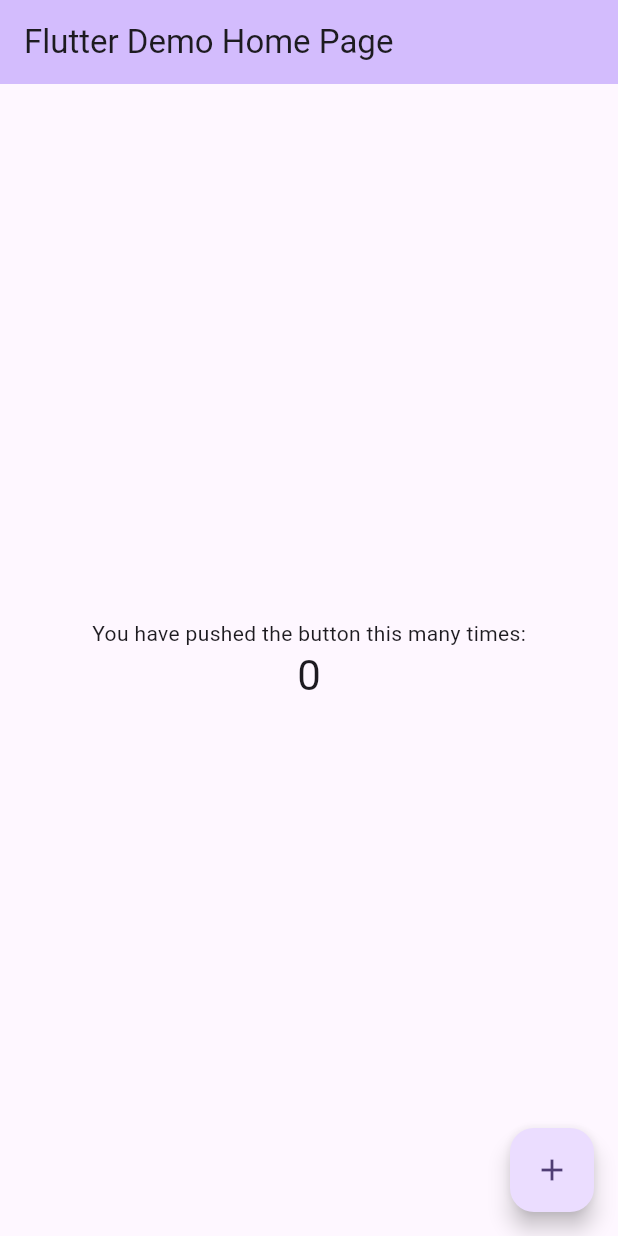
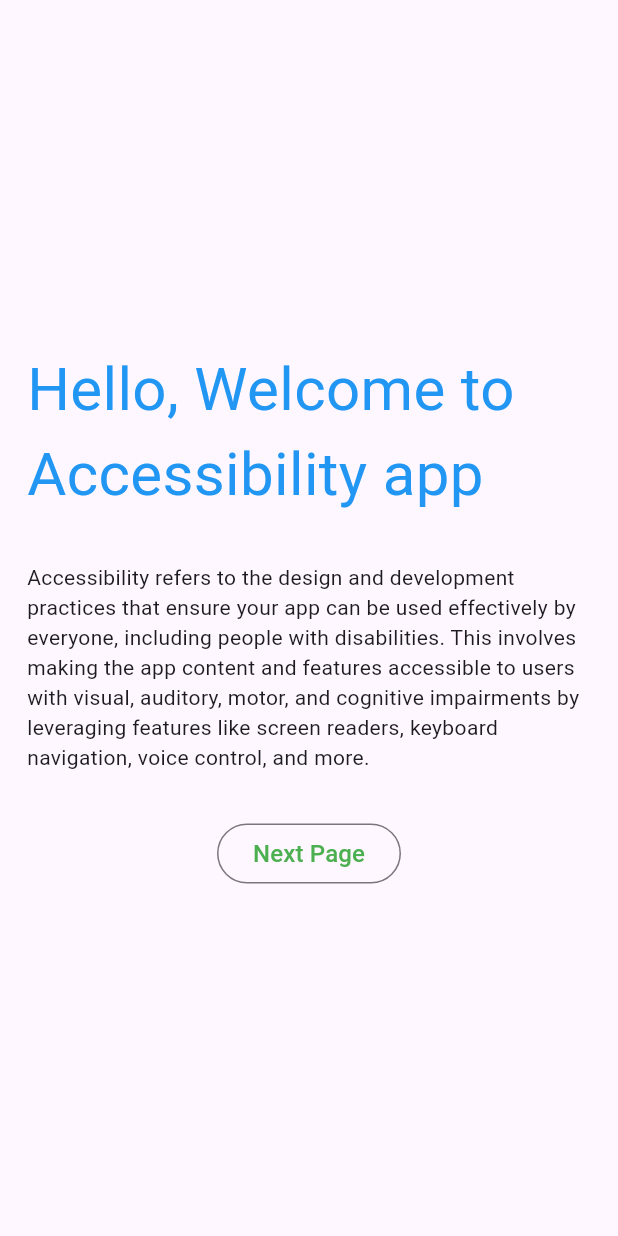
Before and after one commit to SagarAdkhale/accessibility, a Flutter app: the screen it shows after launch, on a phone screen of 412 x 824 dp. Run offline on Flutter 3.47's test engine with Material 3 defaults, Android fonts, the phone set to English and light mode, and no system bars.

Commit message:
open voiceover settings and talkback

```diff
--- /dev/null
+++ b/lib/home.dart
@@ -0,0 +1,45 @@
+import 'package:accessibility/settings.dart';
+import 'package:flutter/material.dart';
+
+class Home extends StatelessWidget {
+  const Home({super.key});
+
+
+
+  @override
+  Widget build(BuildContext context) {
+    return  Scaffold(
+      body: Center(
+        child: Padding(
+          padding: const EdgeInsets.all(18.0),
+          child: Column(
+            mainAxisSize: MainAxisSize.min,
+            children: [
+              const Text(
+                "Hello, Welcome to Accessibility app",
+                style: TextStyle(color: Colors.blue, fontSize: 40),
+              ),
+              const SizedBox(
+                height: 30,
+              ),
+              const Text(
+                'Accessibility refers to the design and development practices that ensure your app can be used effectively by everyone, including people with disabilities. This involves making the app content and features accessible to users with visual, auditory, motor, and cognitive impairments by leveraging features like screen readers, keyboard navigation, voice control, and more.',
+              ),
+              const SizedBox(
+                height: 30,
+              ),
+              OutlinedButton(onPressed: (){
+              Navigator.push(context, MaterialPageRoute(builder: (context)=> const Settings()));
+
+              }, child:
+               const Text(
+                "Next Page",
+                style: TextStyle(color: Colors.green, fontSize: 16),
+              ),)
+            ],
+          ),
+        ),
+      ),
+    );
+  }
+}
--- a/lib/main.dart
+++ b/lib/main.dart
@@ -1,3 +1,4 @@
+import 'package:accessibility/home.dart';
 import 'package:flutter/material.dart';
 
 void main() {
@@ -11,115 +12,16 @@ class MyApp extends StatelessWidget {
   @override
   Widget build(BuildContext context) {
     return MaterialApp(
+      debugShowCheckedModeBanner: false,
       title: 'Flutter Demo',
       theme: ThemeData(
-        // This is the theme of your application.
-        //
-        // TRY THIS: Try running your application with "flutter run". You'll see
-        // the application has a purple toolbar. Then, without quitting the app,
-        // try changing the seedColor in the colorScheme below to Colors.green
-        // and then invoke "hot reload" (save your changes or press the "hot
-        // reload" button in a Flutter-supported IDE, or press "r" if you used
-        // the command line to start the app).
-        //
-        // Notice that the counter didn't reset back to zero; the application
-        // state is not lost during the reload. To reset the state, use hot
-        // restart instead.
-        //
-        // This works for code too, not just values: Most code changes can be
-        // tested with just a hot reload.
+
         colorScheme: ColorScheme.fromSeed(seedColor: Colors.deepPurple),
         useMaterial3: true,
+
       ),
-      home: const MyHomePage(title: 'Flutter Demo Home Page'),
+
+      home: Scaffold (body:  Home()),
     );
   }
 }
-
-class MyHomePage extends StatefulWidget {
-  const MyHomePage({super.key, required this.title});
-
-  // This widget is the home page of your application. It is stateful, meaning
-  // that it has a State object (defined below) that contains fields that affect
-  // how it looks.
-
-  // This class is the configuration for the state. It holds the values (in this
-  // case the title) provided by the parent (in this case the App widget) and
-  // used by the build method of the State. Fields in a Widget subclass are
-  // always marked "final".
-
-  final String title;
-
-  @override
-  State<MyHomePage> createState() => _MyHomePageState();
-}
-
-class _MyHomePageState extends State<MyHomePage> {
-  int _counter = 0;
-
-  void _incrementCounter() {
-    setState(() {
-      // This call to setState tells the Flutter framework that something has
-      // changed in this State, which causes it to rerun the build method below
-      // so that the display can reflect the updated values. If we changed
-      // _counter without calling setState(), then the build method would not be
-      // called again, and so nothing would appear to happen.
-      _counter++;
-    });
-  }
-
-  @override
-  Widget build(BuildContext context) {
-    // This method is rerun every time setState is called, for instance as done
-    // by the _incrementCounter method above.
-    //
-    // The Flutter framework has been optimized to make rerunning build methods
-    // fast, so that you can just rebuild anything that needs updating rather
-    // than having to individually change instances of widgets.
-    return Scaffold(
-      appBar: AppBar(
-        // TRY THIS: Try changing the color here to a specific color (to
-        // Colors.amber, perhaps?) and trigger a hot reload to see the AppBar
-        // change color while the other colors stay the same.
-        backgroundColor: Theme.of(context).colorScheme.inversePrimary,
-        // Here we take the value from the MyHomePage object that was created by
-        // the App.build method, and use it to set our appbar title.
-        title: Text(widget.title),
-      ),
-      body: Center(
-        // Center is a layout widget. It takes a single child and positions it
-        // in the middle of the parent.
-        child: Column(
-          // Column is also a layout widget. It takes a list of children and
-          // arranges them vertically. By default, it sizes itself to fit its
-          // children horizontally, and tries to be as tall as its parent.
-          //
-          // Column has various properties to control how it sizes itself and
-          // how it positions its children. Here we use mainAxisAlignment to
-          // center the children vertically; the main axis here is the vertical
-          // axis because Columns are vertical (the cross axis would be
-          // horizontal).
-          //
-          // TRY THIS: Invoke "debug painting" (choose the "Toggle Debug Paint"
-          // action in the IDE, or press "p" in the console), to see the
-          // wireframe for each widget.
-          mainAxisAlignment: MainAxisAlignment.center,
-          children: <Widget>[
-            const Text(
-              'You have pushed the button this many times:',
-            ),
-            Text(
-              '$_counter',
-              style: Theme.of(context).textTheme.headlineMedium,
-            ),
-          ],
-        ),
-      ),
-      floatingActionButton: FloatingActionButton(
-        onPressed: _incrementCounter,
-        tooltip: 'Increment',
-        child: const Icon(Icons.add),
-      ), // This trailing comma makes auto-formatting nicer for build methods.
-    );
-  }
-}
--- a/pubspec.yaml
+++ b/pubspec.yaml
@@ -35,6 +35,7 @@ dependencies:
   # The following adds the Cupertino Icons font to your application.
   # Use with the CupertinoIcons class for iOS style icons.
   cupertino_icons: ^1.0.6
+  url_launcher: ^6.3.0
 
 dev_dependencies:
   flutter_test:
@@ -45,7 +46,7 @@ dev_dependencies:
   # activated in the `analysis_options.yaml` file located at the root of your
   # package. See that file for information about deactivating specific lint
   # rules and activating additional ones.
-  flutter_lints: ^3.0.0
+  flutter_lints: ^4.0.0
 
 # For information on the generic Dart part of this file, see the
 # following page: https://dart.dev/tools/pub/pubspec
```
Also changed, not shown: lib/settings.dart (added, +71 -0 lines), lib/widgets/android_settings.dart (added, +33 -0 lines), lib/widgets/ios_settings.dart (added, +28 -0 lines), pubspec.lock, 14 other files.
